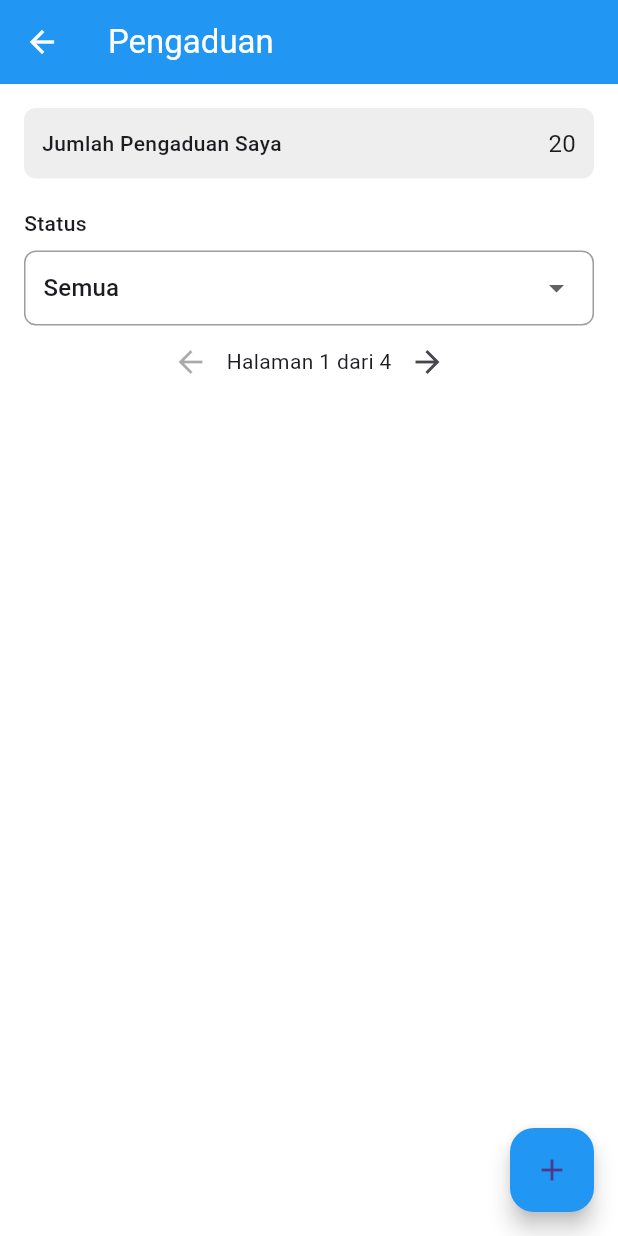
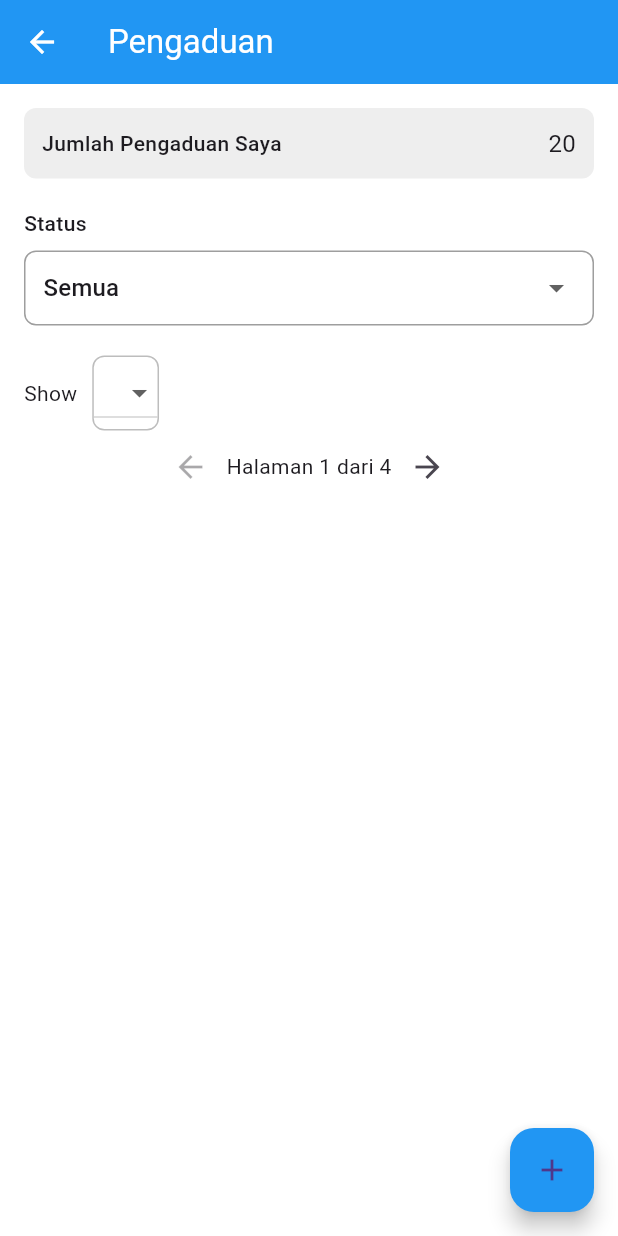
Before and after one commit to UlfiatulRosida/project_tim, a Flutter app: the screen it shows after launch, item 2 of the bottom bar chosen, on a phone screen of 412 x 824 dp. Run offline on Flutter 3.47's test engine with Material 3 defaults, Android fonts, the light colour scheme and no system bars; network calls fail.

Commit message:
Tambah dropdown jumlah data (Show Entries)

```diff
--- a/lib/pages/pengaduan_page.dart
+++ b/lib/pages/pengaduan_page.dart
@@ -11,6 +11,7 @@ class PengaduanPage extends StatefulWidget {
 class _PengaduanPageState extends State<PengaduanPage> {
   int _currentPage = 1;
   int _selectedEntries = 5;
+  final List<int> _entriesOptions = [5, 10, 20, 50];
 
   @override
   Widget build(BuildContext context) {
@@ -120,7 +121,41 @@ class _PengaduanPageState extends State<PengaduanPage> {
                  onChanged: (value) {},
                 ),
               ),
-              Row(
+              const SizedBox(height : 20),
+
+              //Show Entries
+            Row(
+              children: [
+                const Text('Show'),
+                const SizedBox(width : 10),
+                Container(
+                  decoration: BoxDecoration(
+                    border: Border.all(color: Colors.grey.shade400),
+                    borderRadius: BorderRadius.circular(8),
+                    ),
+                    child: DropdownButton<int>(
+                      items: _entriesOptions
+                          .map((e) => DropdownMenuItem(
+                            value: e,
+                            child: Text(e.toString()),
+                            )
+                          )
+                        .toList(),
+                        onChanged: (value) {
+                          if (value != null) {
+                            setState(() {
+                              _selectedEntries = value;
+                              _currentPage = 1;
+                             }
+                            );
+                          }
+                        },
+                      ),
+                    ),
+                  ],
+                ),
+
+            Row(
             mainAxisAlignment: MainAxisAlignment.center,
             children: [
               IconButton(
```
